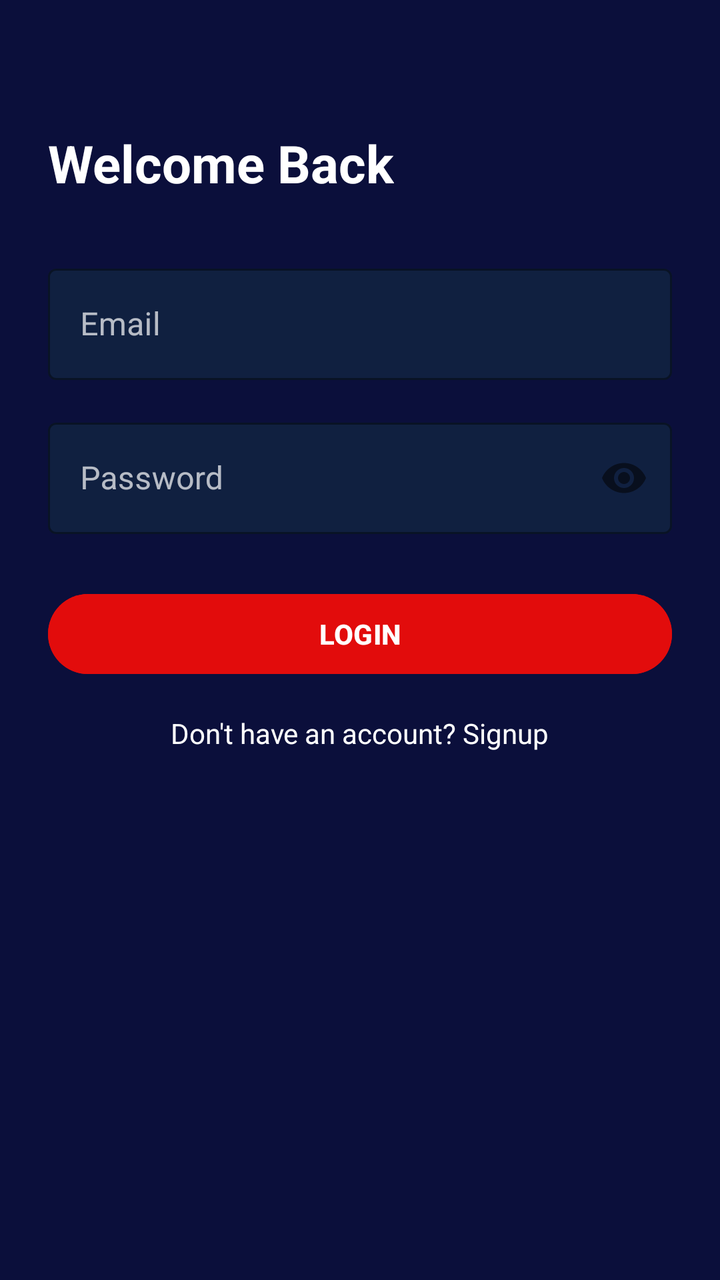
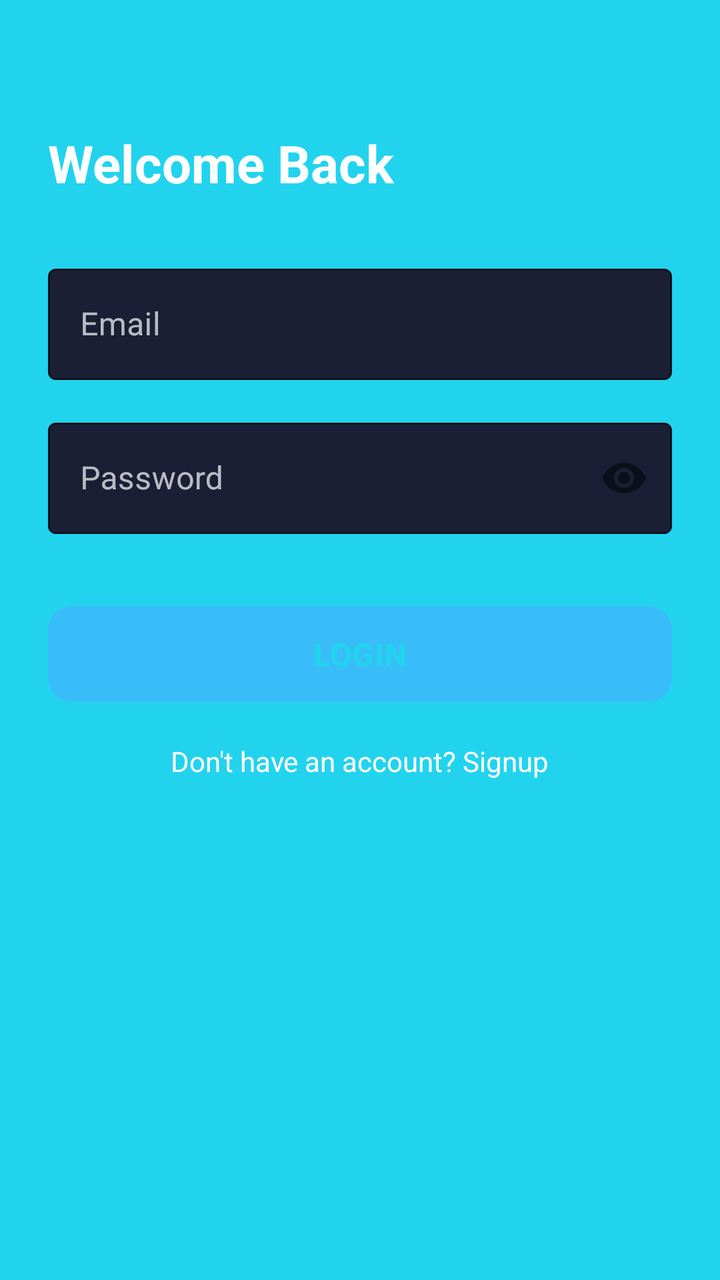

An Android layout rendered at two revisions. The XML below is the earlier revision; the diff shows what the commit changed to produce the second picture.
<!-- AndroidManifest.xml: application theme Theme.SignSpeak -->
<!-- res/layout/activity_login.xml -->
<?xml version="1.0" encoding="utf-8"?>
<ScrollView xmlns:android="http://schemas.android.com/apk/res/android"
    xmlns:app="http://schemas.android.com/apk/res-auto"
    xmlns:tools="http://schemas.android.com/tools"
    android:layout_width="match_parent"
    android:layout_height="match_parent"
    android:background="#0B0F3B"
    tools:context=".LoginActivity">

    <androidx.constraintlayout.widget.ConstraintLayout
        android:layout_width="match_parent"
        android:layout_height="wrap_content"
        android:padding="24dp">

        
        <TextView
            android:id="@+id/tvLoginTitle"
            android:layout_width="wrap_content"
            android:layout_height="wrap_content"
            android:text="Welcome Back"
            android:textColor="#FFFFFF"
            android:textSize="26sp"
            android:textStyle="bold"
            android:layout_marginTop="40dp"
            app:layout_constraintTop_toTopOf="parent"
            app:layout_constraintStart_toStartOf="parent" />

        
        <com.google.android.material.textfield.TextInputLayout
            android:id="@+id/tilEmail"
            style="@style/Widget.MaterialComponents.TextInputLayout.OutlinedBox"
            android:layout_width="0dp"
            android:layout_height="wrap_content"
            android:hint="Email"
            android:textColorHint="#B3FFFFFF"
            app:boxStrokeColor="#B3FFFFFF"
            app:boxBackgroundColor="#102040"
            android:layout_marginTop="30dp"
            app:layout_constraintTop_toBottomOf="@id/tvLoginTitle"
            app:layout_constraintStart_toStartOf="parent"
            app:layout_constraintEnd_toEndOf="parent">

            <com.google.android.material.textfield.TextInputEditText
                android:id="@+id/etEmail"
                android:layout_width="match_parent"
                android:layout_height="wrap_content"
                android:textColor="#FFFFFF"/>
        </com.google.android.material.textfield.TextInputLayout>

        
        <com.google.android.material.textfield.TextInputLayout
            android:id="@+id/tilPassword"
            style="@style/Widget.MaterialComponents.TextInputLayout.OutlinedBox"
            android:layout_width="0dp"
            android:layout_height="wrap_content"
            android:hint="Password"
            android:textColorHint="#B3FFFFFF"
            app:passwordToggleEnabled="true"
            app:boxStrokeColor="#B3FFFFFF"
            app:boxBackgroundColor="#102040"
            android:layout_marginTop="16dp"
            app:layout_constraintTop_toBottomOf="@id/tilEmail"
            app:layout_constraintStart_toStartOf="parent"
            app:layout_constraintEnd_toEndOf="parent">

            <com.google.android.material.textfield.TextInputEditText
                android:id="@+id/etPassword"
                android:layout_width="match_parent"
                android:layout_height="wrap_content"
                android:inputType="textPassword"
                android:textColor="#FFFFFF"/>
        </com.google.android.material.textfield.TextInputLayout>

        
        <Button
            android:id="@+id/btnLogin"
            android:layout_width="0dp"
            android:layout_height="wrap_content"
            android:text="LOGIN"
            android:textColor="#FFFFFF"
            android:textStyle="bold"
            android:backgroundTint="#E20C0C"
            android:layout_marginTop="26dp"
            app:layout_constraintTop_toBottomOf="@id/tilPassword"
            app:layout_constraintStart_toStartOf="parent"
            app:layout_constraintEnd_toEndOf="parent" />

        
        <TextView
            android:id="@+id/tvSignup"
            android:layout_width="wrap_content"
            android:layout_height="wrap_content"
            android:text="Don't have an account? Signup"
            android:textColor="#FFFFFF"
            android:textSize="14sp"
            android:layout_marginTop="16dp"
            app:layout_constraintTop_toBottomOf="@id/btnLogin"
            app:layout_constraintStart_toStartOf="parent"
            app:layout_constraintEnd_toEndOf="parent"/>

    </androidx.constraintlayout.widget.ConstraintLayout>

</ScrollView>
<!-- resources referenced by this layout -->
<resources>
  <style name="Theme.SignSpeak" parent="Base.Theme.SignSpeak" />
  <style name="Base.Theme.SignSpeak" parent="Theme.Material3.DayNight.NoActionBar">
          
          
      </style>
</resources>

<!-- the commit's change to res/layout/activity_login.xml (unified diff, before → after) -->
@@ -4,7 +4,7 @@
     xmlns:tools="http://schemas.android.com/tools"
     android:layout_width="match_parent"
     android:layout_height="match_parent"
-    android:background="#0B0F3B"
+    android:background="@color/colorPrimary"
     tools:context=".LoginActivity">
 
     <androidx.constraintlayout.widget.ConstraintLayout
@@ -34,7 +34,7 @@
             android:hint="Email"
             android:textColorHint="#B3FFFFFF"
             app:boxStrokeColor="#B3FFFFFF"
-            app:boxBackgroundColor="#102040"
+            app:boxBackgroundColor="@color/colorSurface"
             android:layout_marginTop="30dp"
             app:layout_constraintTop_toBottomOf="@id/tvLoginTitle"
             app:layout_constraintStart_toStartOf="parent"
@@ -57,7 +57,7 @@
             android:textColorHint="#B3FFFFFF"
             app:passwordToggleEnabled="true"
             app:boxStrokeColor="#B3FFFFFF"
-            app:boxBackgroundColor="#102040"
+            app:boxBackgroundColor="@color/colorSurface"
             android:layout_marginTop="16dp"
             app:layout_constraintTop_toBottomOf="@id/tilEmail"
             app:layout_constraintStart_toStartOf="parent"
@@ -72,15 +72,17 @@
         </com.google.android.material.textfield.TextInputLayout>
 
         
-        <Button
+        <com.google.android.material.button.MaterialButton
             android:id="@+id/btnLogin"
             android:layout_width="0dp"
-            android:layout_height="wrap_content"
+            android:layout_height="56dp"
             android:text="LOGIN"
-            android:textColor="#FFFFFF"
+            android:textColor="@color/colorPrimary"
             android:textStyle="bold"
-            android:backgroundTint="#E20C0C"
-            android:layout_marginTop="26dp"
+            android:textSize="16sp"
+            app:cornerRadius="12dp"
+            app:backgroundTint="@color/colorAccent"
+            android:layout_marginTop="32dp"
             app:layout_constraintTop_toBottomOf="@id/tilPassword"
             app:layout_constraintStart_toStartOf="parent"
             app:layout_constraintEnd_toEndOf="parent" />
<!-- resource entries referenced after the edit -->
@@ -1,5 +1,8 @@
 <!-- resources referenced by this layout -->
 <resources>
+  <color name="colorAccent">#38BDF8</color>
+  <color name="colorPrimary">#22D3EE</color>
+  <color name="colorSurface">#1A1F35</color>
   <style name="Theme.SignSpeak" parent="Base.Theme.SignSpeak" />
   <style name="Base.Theme.SignSpeak" parent="Theme.Material3.DayNight.NoActionBar">
           
